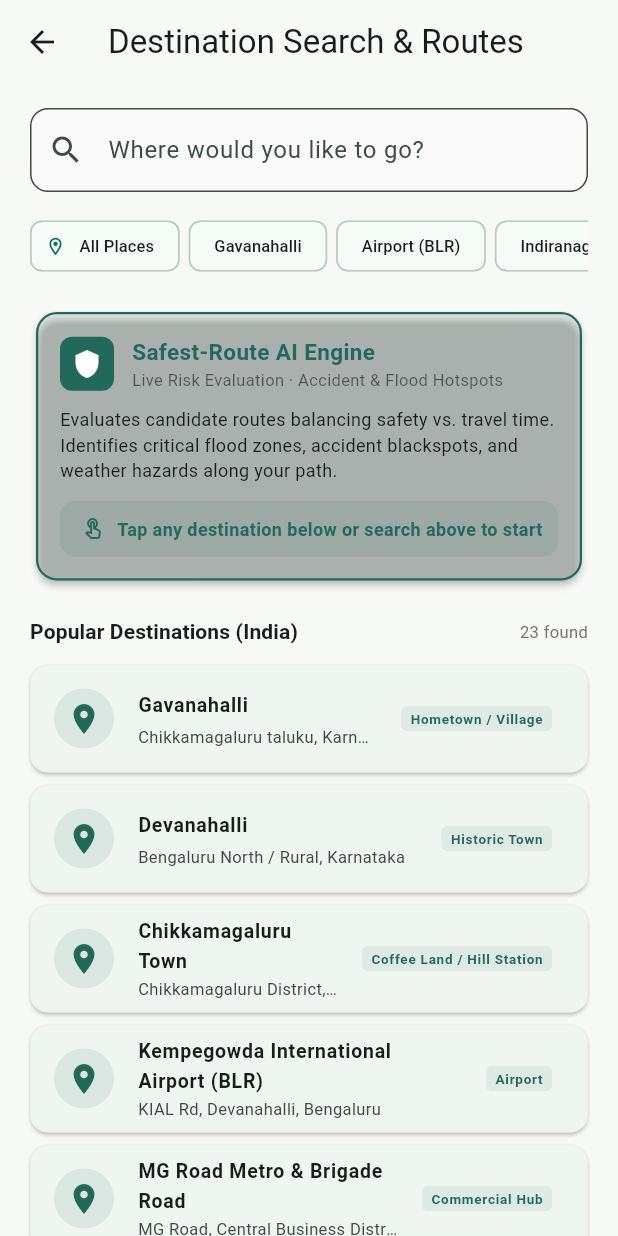
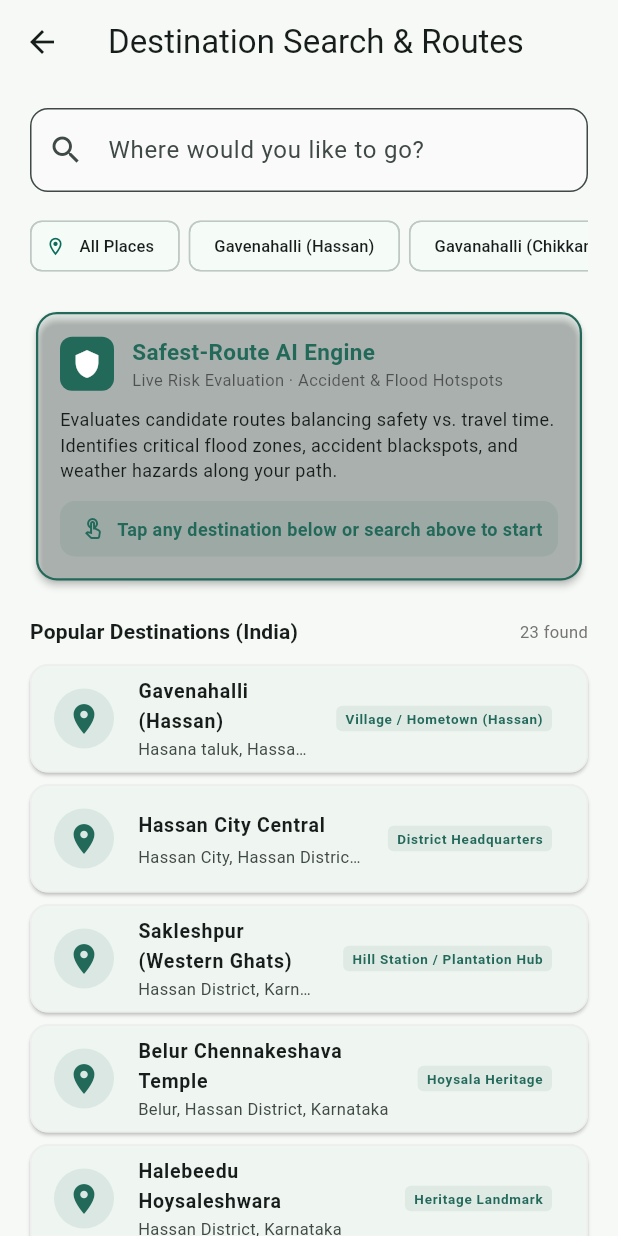
Before and after one commit to DhruvaGowda-Coder/NavGuide, a Flutter app: the DestinationSearchScreen screen opened directly, on a phone screen of 412 x 824 dp. Run offline on Flutter 3.47's test engine with Material 3 defaults, Android fonts, the phone set to English and light mode, and no system bars; our stand-ins replace connectivity_plus, flutter_riverpod, geolocator, google_maps_flutter, sensors_plus.

Commit message:
Support Gavenahalli in Hassan and Gavanahalli in Chikkamagaluru with multi-variant queries

```diff
--- a/lib/device/search/place_search_service.dart
+++ b/lib/device/search/place_search_service.dart
@@ -23,21 +23,59 @@ class PlaceSearchService {
 
   final HttpClient _client;
 
-  // Curated prominent Karnataka & All-India destinations for instant 0ms offline search
+  // Curated prominent Karnataka (Hassan, Chikkamagaluru, Bangalore, etc.) & All-India destinations for instant 0ms offline search
   static const List<PlaceResult> popularIndianPlaces = [
+    // Hassan District Places
     PlaceResult(
-      name: 'Gavanahalli',
-      address: 'Chikkamagaluru taluku, Karnataka, 577142',
+      name: 'Gavenahalli (Hassan)',
+      address: 'Hasana taluk, Hassan District, Karnataka, 573201',
+      latitude: 13.0000,
+      longitude: 76.1252,
+      category: 'Village / Hometown (Hassan)',
+    ),
+    PlaceResult(
+      name: 'Hassan City Central',
+      address: 'Hassan City, Hassan District, Karnataka',
+      latitude: 13.0072,
+      longitude: 76.0965,
+      category: 'District Headquarters',
+    ),
+    PlaceResult(
+      name: 'Sakleshpur (Western Ghats)',
+      address: 'Hassan District, Karnataka',
+      latitude: 12.9439,
+      longitude: 75.7877,
+      category: 'Hill Station / Plantation Hub',
+    ),
+    PlaceResult(
+      name: 'Belur Chennakeshava Temple',
+      address: 'Belur, Hassan District, Karnataka',
+      latitude: 13.1623,
+      longitude: 75.8596,
+      category: 'Hoysala Heritage',
+    ),
+    PlaceResult(
+      name: 'Halebeedu Hoysaleshwara',
+      address: 'Hassan District, Karnataka',
+      latitude: 13.2136,
+      longitude: 75.9936,
+      category: 'Heritage Landmark',
+    ),
+    PlaceResult(
+      name: 'Channarayapatna / Shravanabelagola',
+      address: 'Hassan District, Karnataka',
+      latitude: 12.9066,
+      longitude: 76.3926,
+      category: 'Heritage & Transit Hub',
+    ),
+
+    // Chikkamagaluru District Places
+    PlaceResult(
+      name: 'Gavanahalli (Chikkamagaluru)',
+      address: 'Chikkamagaluru taluku, Chikkamagaluru, Karnataka, 577142',
       latitude: 13.2919,
       longitude: 75.7558,
-      category: 'Hometown / Village',
-    ),
-    PlaceResult(
-      name: 'Devanahalli',
-      address: 'Bengaluru North / Rural, Karnataka',
-      latitude: 13.2483,
-      longitude: 77.7126,
-      category: 'Historic Town',
+      category: 'Village (Chikkamagaluru)',
     ),
     PlaceResult(
       name: 'Chikkamagaluru Town',
@@ -47,11 +85,55 @@ class PlaceSearchService {
       category: 'Coffee Land / Hill Station',
     ),
     PlaceResult(
+      name: 'Mullayanagiri Peak',
+      address: 'Chikkamagaluru, Karnataka',
+      latitude: 13.3916,
+      longitude: 75.7214,
+      category: 'Highest Peak in Karnataka',
+    ),
+
+    // Bengaluru & Major Karnataka Centers
+    PlaceResult(
+      name: 'Devanahalli',
+      address: 'Bengaluru North / Rural, Karnataka',
+      latitude: 13.2483,
+      longitude: 77.7126,
+      category: 'Historic Town',
+    ),
+    PlaceResult(
       name: 'Kempegowda International Airport (BLR)',
       address: 'KIAL Rd, Devanahalli, Bengaluru',
       latitude: 13.1986,
       longitude: 77.7066,
       category: 'Airport',
+    ),
+    PlaceResult(
+      name: 'Mysuru Palace',
+      address: 'Sayyaji Rao Road, Mysuru, Karnataka',
+      latitude: 12.3051,
+      longitude: 76.6551,
+      category: 'Heritage Palace',
+    ),
+    PlaceResult(
+      name: 'Mangaluru Coastal Port',
+      address: 'Dakshina Kannada, Karnataka',
+      latitude: 12.9141,
+      longitude: 74.8560,
+      category: 'Coastal Port City',
+    ),
+    PlaceResult(
+      name: 'Shivamogga (Gateway to Malnad)',
+      address: 'Shivamogga District, Karnataka',
+      latitude: 13.9299,
+      longitude: 75.5681,
+      category: 'Malnad Gateway',
+    ),
+    PlaceResult(
+      name: 'Hubballi - Dharwad',
+      address: 'Hubballi Junction, North Karnataka',
+      latitude: 15.3647,
+      longitude: 75.1240,
+      category: 'Commercial Hub',
     ),
     PlaceResult(
       name: 'MG Road Metro & Brigade Road',
@@ -88,76 +170,8 @@ class PlaceSearchService {
       longitude: 77.6602,
       category: 'IT Hub',
     ),
-    PlaceResult(
-      name: 'Mysuru Palace',
-      address: 'Sayyaji Rao Road, Mysuru, Karnataka',
-      latitude: 12.3051,
-      longitude: 76.6551,
-      category: 'Heritage Hub',
-    ),
-    PlaceResult(
-      name: 'Mangaluru Coastal Port',
-      address: 'Dakshina Kannada, Karnataka',
-      latitude: 12.9141,
-      longitude: 74.8560,
-      category: 'Coastal Port City',
-    ),
-    PlaceResult(
-      name: 'Hubballi - Dharwad',
-      address: 'Hubballi Junction, North Karnataka',
-      latitude: 15.3647,
-      longitude: 75.1240,
-      category: 'Commercial Hub',
-    ),
-    PlaceResult(
-      name: 'Silk Board Junction',
-      address: 'Central Silk Board, Hosur Road, Bengaluru',
-      latitude: 12.9177,
-      longitude: 77.6238,
-      category: 'Transit Junction',
-    ),
-    PlaceResult(
-      name: 'Majestic (KSR Railway Station)',
-      address: 'Kempegowda Bus Station, Majestic, Bengaluru',
-      latitude: 12.9778,
-      longitude: 77.5713,
-      category: 'Transit Hub',
-    ),
-    PlaceResult(
-      name: 'Hebbal Flyover Junction',
-      address: 'Bellary Road, Hebbal, North Bengaluru',
-      latitude: 13.0358,
-      longitude: 77.5970,
-      category: 'North Gateway',
-    ),
-    PlaceResult(
-      name: 'Manyata Tech Park',
-      address: 'Outer Ring Road, Nagavara, Bengaluru',
-      latitude: 13.0478,
-      longitude: 77.6200,
-      category: 'IT Park',
-    ),
-    PlaceResult(
-      name: 'Jayanagar 4th Block Complex',
-      address: 'Jayanagar, South Bengaluru',
-      latitude: 12.9298,
-      longitude: 77.5833,
-      category: 'Market & Residential',
-    ),
-    PlaceResult(
-      name: 'Malleshwaram 8th Cross',
-      address: 'Sampige Road, Malleshwaram, Bengaluru',
-      latitude: 13.0031,
-      longitude: 77.5707,
-      category: 'Heritage Market',
-    ),
-    PlaceResult(
-      name: 'HSR Layout Sector 1',
-      address: 'HSR Layout, Southeast Bengaluru',
-      latitude: 12.9121,
-      longitude: 77.6446,
-      category: 'Residential & Startups',
-    ),
+
+    // National Metros & Landmarks
     PlaceResult(
       name: 'Marine Drive',
       address: 'Netaji Subhash Chandra Bose Road, Mumbai, Maharashtra',
@@ -179,65 +193,77 @@ class PlaceSearchService {
       longitude: 78.3762,
       category: 'Tech City',
     ),
-    PlaceResult(
-      name: 'Marina Beach',
-      address: 'Kamarajar Salai, Chennai, Tamil Nadu',
-      latitude: 13.0500,
-      longitude: 80.2824,
-      category: 'Coastal City',
-    ),
   ];
 
   // Backward compatibility alias
   static List<PlaceResult> get popularBangalorePlaces => popularIndianPlaces;
 
-  // Common spelling typos / phonetic normalizations
-  static const Map<String, String> _aliases = {
-    'gaveanhhili': 'gavanahalli',
-    'gaveanhalli': 'gavanahalli',
-    'gavanahilli': 'gavanahalli',
-    'gavanahaly': 'gavanahalli',
-    'gavanhalli': 'gavanahalli',
-    'devanhalli': 'devanahalli',
-    'devanahilli': 'devanahalli',
-    'chikmagalur': 'chikkamagaluru',
-    'chikmagalur town': 'chikkamagaluru',
-    'chickmagalur': 'chikkamagaluru',
-    'blr': 'kempegowda international airport',
-    'airport': 'kempegowda international airport',
-    'itpl': 'whitefield',
-    'ecity': 'electronic city',
-    'cp': 'connaught place',
-  };
+  /// Generates spelling and district variants for search queries
+  List<String> _expandQueryVariants(String query) {
+    final clean = query.trim().toLowerCase();
+    final variants = <String>[clean];
+
+    // Handles user phonetic variations for Gavenahalli / Gavanahalli
+    if (clean.contains('gaven') || clean.contains('gavan') || clean.contains('gavean')) {
+      variants.add('gavenahalli');
+      variants.add('gavenahalli hassan');
+      variants.add('gavanahalli');
+      variants.add('gavanahalli chikkamagaluru');
+    }
+
+    if (clean.contains('chikmag') || clean.contains('chickmag')) {
+      variants.add('chikkamagaluru');
+    }
+
+    if (clean.contains('hasan') && !clean.contains('hassan')) {
+      variants.add('hassan');
+    }
+
+    if (clean == 'blr' || clean == 'airport') {
+      variants.add('kempegowda international airport');
+    }
+
+    return variants.toSet().toList();
+  }
 
   /// Search places matching query across ALL OF INDIA via local instant index + OpenStreetMap live lookup
   Future<List<PlaceResult>> searchPlaces(String query) async {
-    var clean = query.trim().toLowerCase();
+    final clean = query.trim().toLowerCase();
     if (clean.isEmpty) return popularIndianPlaces;
 
-    // Check alias normalization (handles user typos like "gaveanhhili" -> "gavanahalli")
-    final normalized = _aliases[clean] ?? clean;
+    final variants = _expandQueryVariants(query);
 
-    // 1. First search local offline database
+    // 1. First search local offline database against all variants
     final localMatches = popularIndianPlaces.where((p) {
       final n = p.name.toLowerCase();
       final a = p.address.toLowerCase();
       final c = p.category.toLowerCase();
-      return n.contains(clean) ||
-          a.contains(clean) ||
-          c.contains(clean) ||
-          n.contains(normalized) ||
-          a.contains(normalized);
+
+      for (final v in variants) {
+        if (n.contains(v) || a.contains(v) || c.contains(v)) {
+          return true;
+        }
+      }
+      return false;
     }).toList();
 
-    // 2. Query OpenStreetMap Nominatim across ALL OF INDIA
-    try {
-      final effectiveQuery = normalized;
-      final encoded = Uri.encodeComponent(effectiveQuery);
+    // 2. Query OpenStreetMap Nominatim across ALL OF INDIA for the variants
+    final apiResults = <PlaceResult>[];
+    final queriedUrls = <String>{};
+
+    // We query up to 2 primary variants concurrently to ensure lightning fast response
+    final queriesToRun = variants.take(2).toList();
+
+    await Future.wait(
+      queriesToRun.map((v) async {
         final uri = Uri.parse(
-        'https://nominatim.openstreetmap.org/search?q=$encoded&format=json&addressdetails=1&limit=8&countrycodes=in',
+          'https://nominatim.openstreetmap.org/search?q=${Uri.encodeComponent(v)}&format=json&addressdetails=1&limit=6&countrycodes=in',
         );
 
+        if (queriedUrls.contains(uri.toString())) return;
+        queriedUrls.add(uri.toString());
+
+        try {
           final req = await _client.getUrl(uri).timeout(const Duration(seconds: 4));
           req.headers.set('User-Agent', 'NavGuardianAI-FlutterApp/1.0 (navguardian.ai)');
           final res = await req.close().timeout(const Duration(seconds: 4));
@@ -246,7 +272,6 @@ class PlaceSearchService {
             final body = await res.transform(utf8.decoder).join();
             final list = jsonDecode(body) as List<dynamic>;
 
-        final apiResults = <PlaceResult>[];
             for (final item in list) {
               final map = item as Map<String, dynamic>;
               final displayName = map['display_name'] as String? ?? '';
@@ -259,10 +284,18 @@ class PlaceSearchService {
               final lon = double.tryParse(map['lon']?.toString() ?? '');
 
               if (lat != null && lon != null) {
+                // Extract district/taluk to make location crystal clear
+                final addressMap = map['address'] as Map<String, dynamic>?;
+                final district = addressMap?['state_district'] ?? addressMap?['county'] ?? '';
+                final state = addressMap?['state'] ?? 'India';
+                final refinedTitle = district.toString().isNotEmpty && !title.toLowerCase().contains(district.toString().toLowerCase())
+                    ? '$title ($district)'
+                    : title;
+
                 apiResults.add(
                   PlaceResult(
-                name: title,
-                address: subtitle,
+                    name: refinedTitle,
+                    address: subtitle.isNotEmpty ? subtitle : '$district, $state',
                     latitude: lat,
                     longitude: lon,
                     category: _formatCategory(map['type']?.toString(), map['addresstype']?.toString()),
@@ -270,27 +303,33 @@ class PlaceSearchService {
                 );
               }
             }
+          }
+        } catch (_) {
+          // Network timeout or offline, gracefully continue
+        }
+      }),
+    );
 
-        // Merge without duplicates
-        final existingNames = localMatches.map((e) => e.name.toLowerCase()).toSet();
+    // Merge offline matches + live API results without duplicate coordinates
+    final allResults = <PlaceResult>[...localMatches];
+    final seenCoords = localMatches.map((e) => '${e.latitude.toStringAsFixed(3)},${e.longitude.toStringAsFixed(3)}').toSet();
+
     for (final r in apiResults) {
-          if (!existingNames.contains(r.name.toLowerCase())) {
-            localMatches.add(r);
+      final key = '${r.latitude.toStringAsFixed(3)},${r.longitude.toStringAsFixed(3)}';
+      if (!seenCoords.contains(key)) {
+        seenCoords.add(key);
+        allResults.add(r);
       }
     }
-      }
-    } catch (_) {
-      // Offline fallback to local matches
-    }
 
-    return localMatches;
+    return allResults;
   }
 
   static String _formatCategory(String? type, String? addressType) {
     final raw = (addressType ?? type ?? 'location').toLowerCase();
     switch (raw) {
       case 'village':
-        return 'Village / Hometown';
+        return 'Village / Rural';
       case 'town':
         return 'Town';
       case 'city':
@@ -304,6 +343,8 @@ class PlaceSearchService {
       case 'station':
       case 'railway_station':
         return 'Railway Station';
+      case 'bus_stop':
+        return 'Bus Stop / Transit';
       default:
         return raw.substring(0, 1).toUpperCase() + raw.substring(1);
     }
--- a/lib/features/search/destination_search_screen.dart
+++ b/lib/features/search/destination_search_screen.dart
@@ -26,16 +26,17 @@ class _DestinationSearchScreenState
   List<PlaceResult> _placeSuggestions = [];
 
   final List<String> _quickChips = [
-    'Gavanahalli',
+    'Gavenahalli (Hassan)',
+    'Gavanahalli (Chikkamagaluru)',
+    'Hassan',
+    'Sakleshpur',
+    'Chikkamagaluru',
     'Airport (BLR)',
     'Indiranagar',
     'Koramangala',
-    'Chikkamagaluru',
     'Mysuru Palace',
     'Whitefield',
     'Electronic City',
-    'Mumbai',
-    'Delhi',
   ];
 
   @override
```
Lines whose indentation alone changed are shown as unchanged.
